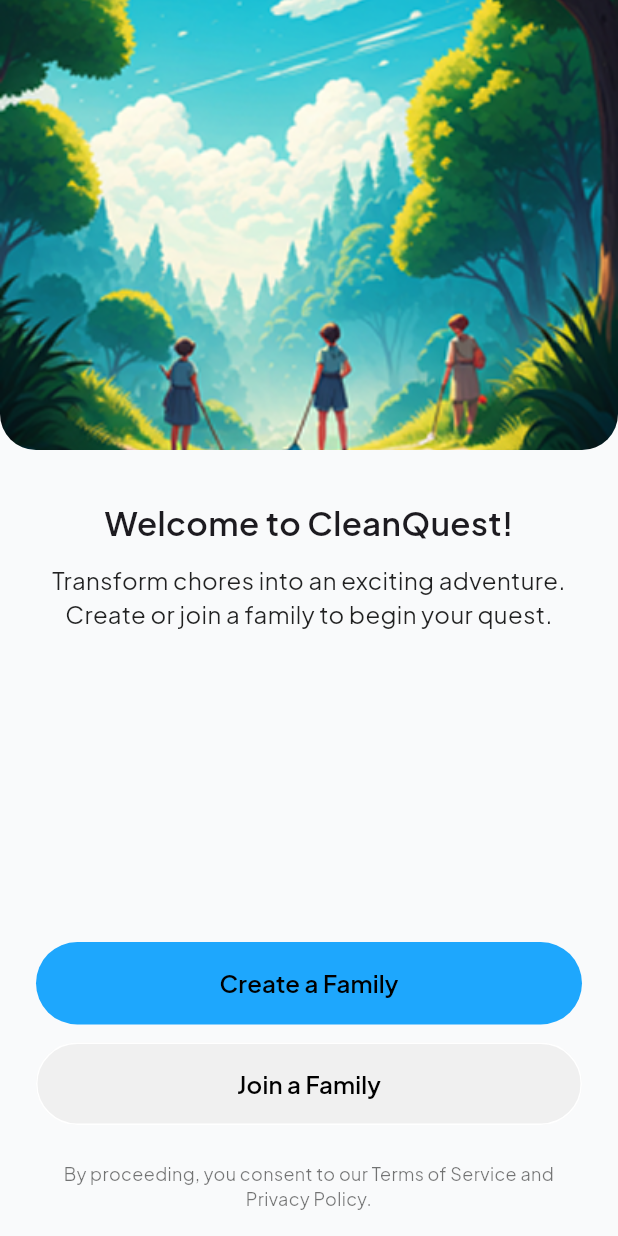
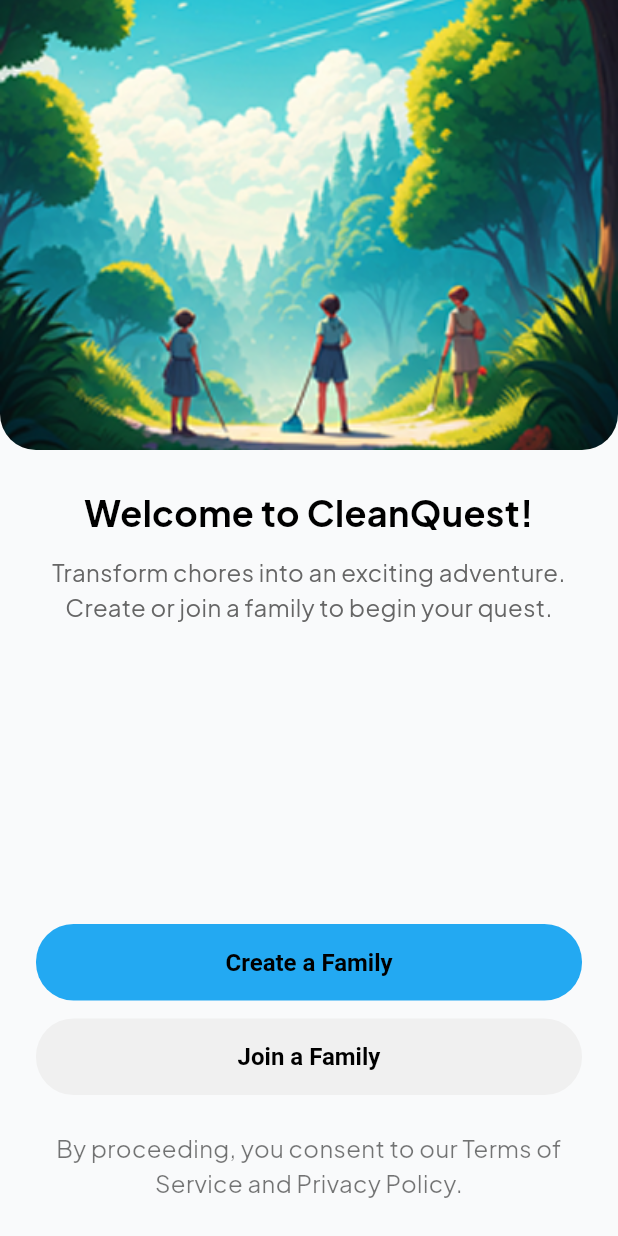
Before and after one commit to Louis-Ian/Clean-Quest, a Flutter app: the screen it shows after launch, on a phone screen of 412 x 824 dp. Run offline on Flutter 3.47's test engine with Material 3 defaults, Android fonts, the phone set to English and light mode, and no system bars; our stand-ins replace firebase_auth, firebase_core, flutter_dotenv, flutter_riverpod; accounts and stored records are empty.

Commit message:
Add button styles, colors, and user model; implement welcome screen layout

```diff
--- /dev/null
+++ b/frontend/app/lib/core/theme/app_buttons.dart
@@ -0,0 +1,32 @@
+import 'package:app/core/theme/app_color.dart';
+import 'package:flutter/material.dart';
+import 'app_text_styles.dart';
+
+class AppButtons {
+  static final primary = ElevatedButton.styleFrom(
+    elevation: 0,
+    backgroundColor: AppColors.buttonPrimary,
+    foregroundColor: Colors.white,
+    padding: const EdgeInsets.symmetric(horizontal: 24, vertical: 16),
+    shape: RoundedRectangleBorder(borderRadius: BorderRadius.circular(25)),
+    textStyle: AppTextStyles.button.copyWith(color: Colors.white),
+  );
+
+  static final secondary = ElevatedButton.styleFrom(
+    elevation: 0,
+    backgroundColor: AppColors.buttonSecondary,
+    foregroundColor: AppColors.textPrimary,
+    padding: const EdgeInsets.symmetric(horizontal: 24, vertical: 16),
+    shape: RoundedRectangleBorder(borderRadius: BorderRadius.circular(25)),
+    textStyle: AppTextStyles.button,
+  );
+
+  static final disabled = ElevatedButton.styleFrom(
+    elevation: 0,
+    backgroundColor: AppColors.buttonDisabled,
+    foregroundColor: AppColors.textDisabled,
+    padding: const EdgeInsets.symmetric(horizontal: 24, vertical: 16),
+    shape: RoundedRectangleBorder(borderRadius: BorderRadius.circular(25)),
+    textStyle: AppTextStyles.button.copyWith(color: AppColors.textDisabled),
+  );
+}
--- /dev/null
+++ b/frontend/app/lib/core/theme/app_color.dart
@@ -0,0 +1,17 @@
+import 'package:flutter/material.dart';
+
+class AppColors {
+  // Buttons
+  static const buttonPrimary = Color(0xFF23A9F2);
+  static const buttonSecondary = Color(0xFFF0F0F0);
+  static const buttonDisabled = Color(0xFFE0E0E0);
+
+  // Text
+  static const textPrimary = Colors.black;
+  static const textPrimaryMuted = Colors.black54;
+  static const textSecondary = Color(0xFF666666);
+  static const textDisabled = Color(0xFFB0B0B0);
+
+  // Backgrounds
+  static const background = Colors.white;
+}
--- /dev/null
+++ b/frontend/app/lib/core/theme/app_text_styles.dart
@@ -0,0 +1,22 @@
+import 'package:app/core/theme/app_color.dart';
+import 'package:flutter/material.dart';
+
+class AppTextStyles {
+  static const headline = TextStyle(
+    fontSize: 24,
+    fontWeight: FontWeight.bold,
+    color: AppColors.textPrimary,
+  );
+
+  static const body = TextStyle(fontSize: 16, color: AppColors.textSecondary);
+
+  static const bodyMuted = TextStyle(fontSize: 16, color: AppColors.textPrimaryMuted);
+
+  static const button = TextStyle(
+    fontSize: 16,
+    fontWeight: FontWeight.bold,
+    color: AppColors.textPrimary,
+  );
+
+  static const smallCaption = TextStyle(fontSize: 12, color: AppColors.textSecondary);
+}
--- /dev/null
+++ b/frontend/app/lib/features/welcome/model/user.dart
@@ -0,0 +1,6 @@
+class User {
+  final String name;
+  final String email;
+
+  User({required this.name, required this.email});
+}
--- a/frontend/app/lib/features/welcome/view/welcome_screen.dart
+++ b/frontend/app/lib/features/welcome/view/welcome_screen.dart
@@ -1,4 +1,7 @@
+import 'package:app/core/theme/app_text_styles.dart';
 import 'package:app/features/welcome/viewmodel/welcome_viewmodel.dart';
+import 'package:app/shared/widgets/primary_button.dart';
+import 'package:app/shared/widgets/secondary_button.dart';
 import 'package:flutter/material.dart';
 import 'package:flutter_riverpod/flutter_riverpod.dart';
 
@@ -9,9 +12,9 @@ class WelcomeScreen extends ConsumerWidget {
   Widget build(BuildContext context, WidgetRef ref) {
     final viewModel = ref.read(welcomeViewModelProvider.notifier);
 
-    return Scaffold(
-      body: SafeArea(
-        child: Column(
+    return SafeArea(
+      child: Scaffold(
+        body: Column(
           children: [
             ClipRRect(
               borderRadius: const BorderRadius.vertical(bottom: Radius.circular(24)),
@@ -20,95 +23,61 @@ class WelcomeScreen extends ConsumerWidget {
                 width: double.infinity,
                 height: 300,
                 fit: BoxFit.cover,
+                alignment: Alignment.bottomCenter,
               ),
             ),
-            const SizedBox(height: 32),
+            Expanded(
+              child: Padding(
+                padding: const EdgeInsets.all(24),
+                child: Column(
+                  mainAxisSize: MainAxisSize.max,
+                  mainAxisAlignment: MainAxisAlignment.end,
+                  children: [
                     const Text(
                       'Welcome to CleanQuest!',
-              style: TextStyle(fontSize: 22, fontWeight: FontWeight.w600),
+                      style: AppTextStyles.headline,
                       textAlign: TextAlign.center,
                     ),
                     const SizedBox(height: 12),
-            const Padding(
-              padding: EdgeInsets.symmetric(horizontal: 24),
-              child: Text(
+                    Text(
                       'Transform chores into an exciting adventure. '
                       'Create or join a family to begin your quest.',
                       textAlign: TextAlign.center,
-                style: TextStyle(fontSize: 16, color: Colors.black87),
-              ),
+                      style: AppTextStyles.body,
                     ),
                     const Spacer(),
-            Padding(
-              padding: const EdgeInsets.symmetric(horizontal: 24),
-              child: Column(
-                children: [
                     SizedBox(
                       width: double.infinity,
-                    child: TextButton(
+                      child: PrimaryButton(
                         onPressed: () {
                           viewModel.createFamily();
                         },
-                      style: TextButton.styleFrom(
-                        backgroundColor: const Color(0xFF1EA7FD),
-                        foregroundColor: Colors.white,
-                        padding: const EdgeInsets.symmetric(vertical: 16),
-                        shape: RoundedRectangleBorder(borderRadius: BorderRadius.circular(32)),
-                        elevation: 0,
-                      ),
-                      child: const Text(
-                        'Create a Family',
-                        style: TextStyle(
-                          fontWeight: FontWeight.w600,
-                          color: Colors.black,
-                          fontSize: 16,
-                        ),
-                      ),
+                        text: 'Create a Family',
                       ),
                     ),
                     const SizedBox(height: 12),
                     SizedBox(
                       width: double.infinity,
-                    child: TextButton(
+                      child: SecondaryButton(
                         onPressed: () {
                           viewModel.joinFamily();
                         },
-                      style: TextButton.styleFrom(
-                        backgroundColor: const Color(0xFFF0F0F0),
-                        foregroundColor: Colors.black,
-                        padding: const EdgeInsets.symmetric(vertical: 16),
-                        shape: RoundedRectangleBorder(
-                          borderRadius: BorderRadius.circular(32),
-                          side: const BorderSide(color: Color(0xFFFFFFFF)),
+                        text: 'Join a Family',
                       ),
-                        elevation: 0,
                     ),
-                      child: const Text(
-                        'Join a Family',
-                        style: TextStyle(
-                          fontWeight: FontWeight.w600,
-                          color: Colors.black,
-                          fontSize: 16,
+                    const SizedBox(height: 24),
+                    Text(
+                      'By proceeding, you consent to our Terms of Service and Privacy Policy.',
+                      style: AppTextStyles.bodyMuted,
+                      textAlign: TextAlign.center,
                     ),
+                  ],
                 ),
               ),
             ),
           ],
         ),
       ),
-            const SizedBox(height: 24),
-            const Padding(
-              padding: EdgeInsets.symmetric(horizontal: 24),
-              child: Text(
-                'By proceeding, you consent to our Terms of Service and Privacy Policy.',
-                style: TextStyle(fontSize: 12, color: Colors.black54),
-                textAlign: TextAlign.center,
-              ),
-            ),
-            const SizedBox(height: 16),
-          ],
-        ),
-      ),
     );
   }
 }
--- /dev/null
+++ b/frontend/app/lib/shared/widgets/primary_button.dart
@@ -0,0 +1,19 @@
+import 'package:app/core/theme/app_buttons.dart';
+import 'package:app/core/theme/app_text_styles.dart';
+import 'package:flutter/material.dart';
+
+class PrimaryButton extends StatelessWidget {
+  final String text;
+  final VoidCallback? onPressed;
+
+  const PrimaryButton({super.key, required this.text, required this.onPressed});
+
+  @override
+  Widget build(BuildContext context) {
+    return ElevatedButton(
+      style: onPressed != null ? AppButtons.primary : AppButtons.disabled,
+      onPressed: onPressed,
+      child: Text(text, style: AppTextStyles.button),
+    );
+  }
+}
--- /dev/null
+++ b/frontend/app/lib/shared/widgets/secondary_button.dart
@@ -0,0 +1,19 @@
+import 'package:app/core/theme/app_buttons.dart';
+import 'package:app/core/theme/app_text_styles.dart';
+import 'package:flutter/material.dart';
+
+class SecondaryButton extends StatelessWidget {
+  final String text;
+  final VoidCallback? onPressed;
+
+  const SecondaryButton({super.key, required this.text, required this.onPressed});
+
+  @override
+  Widget build(BuildContext context) {
+    return ElevatedButton(
+      style: onPressed != null ? AppButtons.secondary : AppButtons.disabled,
+      onPressed: onPressed,
+      child: Text(text, style: AppTextStyles.button),
+    );
+  }
+}
```
Also changed, not shown: 1 other file. Lines whose indentation alone changed are shown as unchanged.
